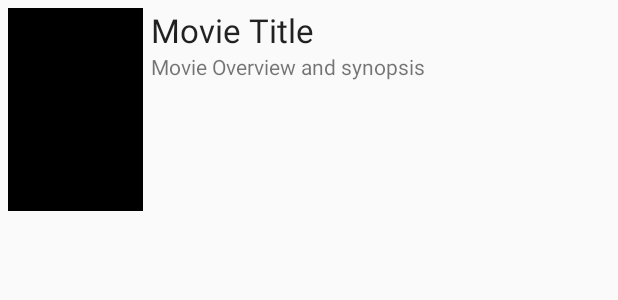
After one commit to nhired/Flixster, an Android app: the layout item_movie.xml on its own in the app's theme, with its tools: preview values and no code run, on a phone screen of 412 x 824 dp. The commit adds this screen. Shown: the top 300 px of the screen. Run offline under Robolectric (Android 15) with nearby library versions, the phone set to English and light mode, and no system bars.

Commit message:
fourth commit

```diff
--- a/app/build.gradle
+++ b/app/build.gradle
@@ -20,10 +20,15 @@ android {
 
 dependencies {
     implementation fileTree(dir: 'libs', include: ['*.jar'])
+    //noinspection GradleCompatible
     implementation 'com.android.support:appcompat-v7:28.0.0-alpha3'
     implementation 'com.android.support.constraint:constraint-layout:1.1.2'
     testImplementation 'junit:junit:4.12'
     implementation 'com.loopj.android:android-async-http:1.4.9'
+    //noinspection GradleCompatible
+    implementation 'com.android.support:recyclerview-v7:27.1.1'
+    implementation 'com.github.bumptech.glide:glide:4.7.1'
+    annotationProcessor 'com.github.bumptech.glide:compiler:4.7.1'
     androidTestImplementation 'com.android.support.test:runner:1.0.2'
     androidTestImplementation 'com.android.support.test.espresso:espresso-core:3.0.2'
 
--- /dev/null
+++ b/app/src/main/java/codepath/com/flixster/models/Config.java
@@ -0,0 +1,4 @@
+package codepath.com.flixster.models;
+
+public class Config {
+}
--- /dev/null
+++ b/app/src/main/res/layout/item_movie.xml
@@ -0,0 +1,38 @@
+<?xml version="1.0" encoding="utf-8"?>
+<RelativeLayout xmlns:android="http://schemas.android.com/apk/res/android"
+    xmlns:app="http://schemas.android.com/apk/res-auto"
+    xmlns:tools="http://schemas.android.com/tools"
+    android:layout_margin="5dp"
+    android:layout_width="match_parent" android:layout_height="wrap_content">
+
+
+    <ImageView
+        android:id="@+id/ivPoster"
+        android:layout_width="90dp"
+        android:layout_marginRight="5dp"
+        android:layout_height="135dp"
+        android:layout_alignParentStart="true"
+        android:layout_alignParentTop="true"
+        app:srcCompat="@android:color/black"
+        android:layout_alignParentLeft="true" />
+
+    <TextView
+        android:id="@+id/tvTitle"
+        android:layout_width="294dp"
+        android:layout_height="wrap_content"
+        android:layout_alignParentTop="true"
+        android:layout_toEndOf="@+id/ivPoster"
+        android:text="TextView"
+        android:textAppearance="@android:style/TextAppearance.Large"
+        tools:text="Movie Title"
+        android:layout_toRightOf="@+id/ivPoster" />
+
+    <TextView
+        android:id="@+id/tvOverview"
+        android:layout_width="294dp"
+        android:layout_height="105dp"
+        android:layout_below="@+id/tvTitle"
+        android:layout_toEndOf="@+id/ivPoster"
+        android:text="Movie Overview and synopsis"
+        android:layout_toRightOf="@+id/ivPoster" />
+</RelativeLayout>
```
Also changed, not shown: app/src/main/java/codepath/com/flixster/MovieAdapter.java (added, +70 -0 lines), app/src/main/java/codepath/com/flixster/MovieListActivity.java (+21 -4 lines), app/src/main/res/layout/activity_movie_list.xml (+7 -9 lines).
